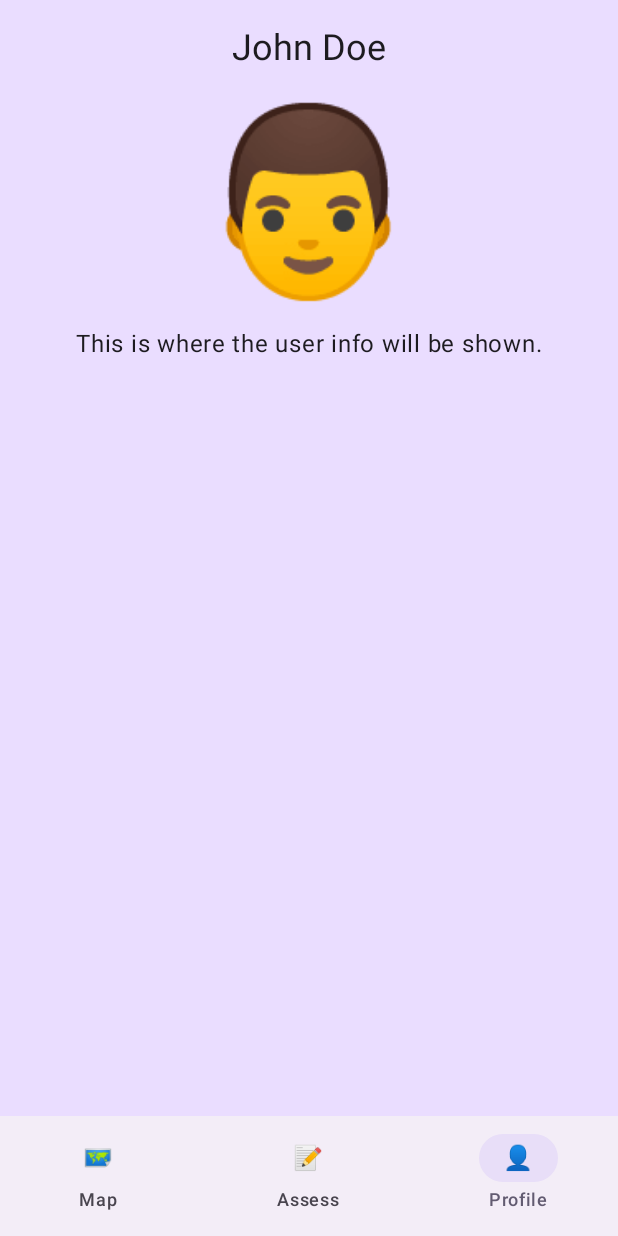
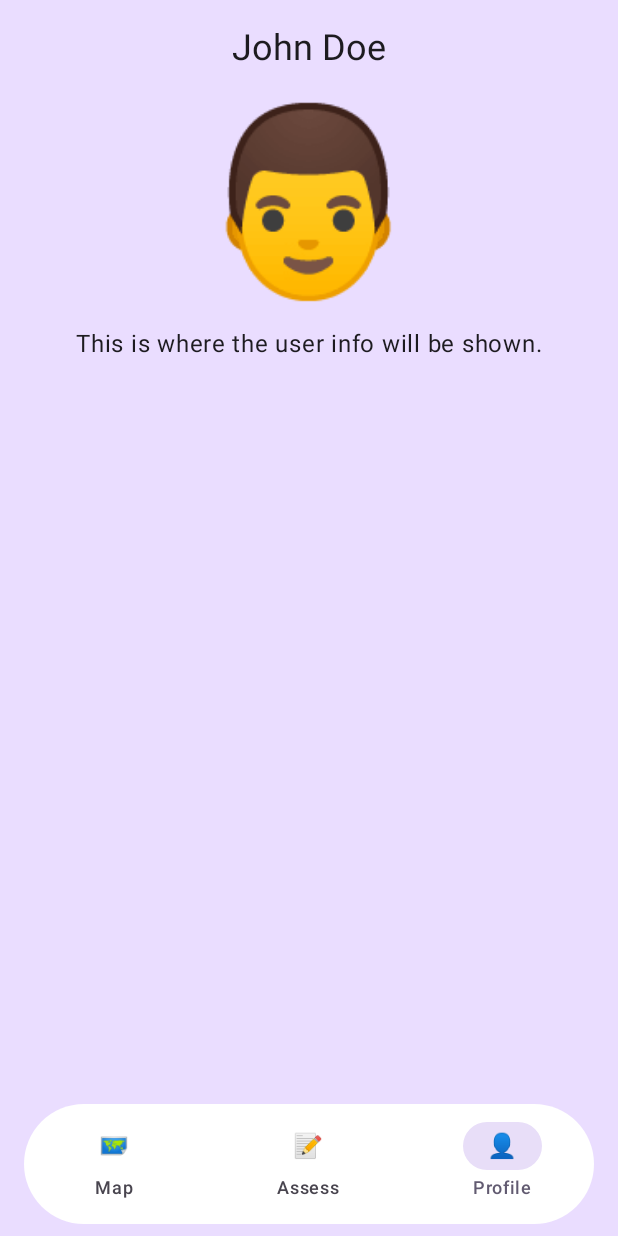
Before and after one commit to ThatSebastjan/GeoMetrics, an Android app built with Jetpack Compose: the screen it shows after launch (MainActivity), item 3 of the bottom bar chosen, on a phone screen of 412 x 824 dp. Run offline under Robolectric (Android 15) with nearby library versions, the phone set to English and light mode, and no system bars; libraries missing offline, so code that uses them is left out: com.mapbox.geojson, com.mapbox.maps; 6 statements that could not run were skipped.

Commit message:
Add gauge component and improved AssessScreen UI
Added reusable gauge component and improved overall assess screen.

```diff
--- a/GeoMtrics/composeApp/src/androidMain/kotlin/com/geometrics/app/App.kt
+++ b/GeoMtrics/composeApp/src/androidMain/kotlin/com/geometrics/app/App.kt
@@ -3,6 +3,7 @@ package com.geometrics.app
 import androidx.compose.foundation.background
 import androidx.compose.foundation.layout.fillMaxSize
 import androidx.compose.foundation.layout.padding
+import androidx.compose.foundation.shape.RoundedCornerShape
 import androidx.compose.material3.MaterialTheme
 import androidx.compose.material3.NavigationBar
 import androidx.compose.material3.NavigationBarItem
@@ -10,10 +11,12 @@ import androidx.compose.material3.Scaffold
 import androidx.compose.material3.Text
 import androidx.compose.runtime.*
 import androidx.compose.ui.Modifier
+import androidx.compose.ui.draw.clip
 import androidx.compose.ui.unit.dp
 import com.app.geometrics.AssessScreen
 import com.app.geometrics.MapScreen
 import com.app.geometrics.ProfileScreen
+import org.jetbrains.compose.ui.tooling.preview.Preview
 
 private sealed class Screen(val title: String, val icon: String) {
     object Map : Screen("Map", "🗺️")
@@ -22,14 +25,20 @@ private sealed class Screen(val title: String, val icon: String) {
 }
 
 @Composable
+@Preview(showBackground = true)
 fun App() {
-    var selectedScreen by remember { mutableStateOf<Screen>(Screen.Map) }
+    var selectedScreen by remember { mutableStateOf<Screen>(Screen.Assess) }
     val screens = listOf(Screen.Map, Screen.Assess, Screen.Profile)
 
     MaterialTheme {
         Scaffold(
             bottomBar = {
-                NavigationBar {
+                NavigationBar(
+                    modifier = Modifier
+                        .padding(horizontal = 16.dp, vertical = 8.dp)
+                        .clip(RoundedCornerShape(48.dp)),
+                    containerColor = MaterialTheme.colorScheme.onPrimary
+                ) {
                     screens.forEach { screen ->
                         NavigationBarItem(
                             icon = { Text(screen.icon) },
--- a/GeoMtrics/composeApp/src/androidMain/kotlin/com/geometrics/app/AssessScreen.kt
+++ b/GeoMtrics/composeApp/src/androidMain/kotlin/com/geometrics/app/AssessScreen.kt
@@ -1,27 +1,96 @@
 package com.app.geometrics
 
+import androidx.compose.foundation.background
 import androidx.compose.foundation.layout.*
+import androidx.compose.foundation.shape.RoundedCornerShape
 import androidx.compose.material3.*
 import androidx.compose.runtime.*
 import androidx.compose.ui.Alignment
 import androidx.compose.ui.Modifier
+import androidx.compose.ui.geometry.Size
+import androidx.compose.ui.graphics.Color
 import org.jetbrains.compose.ui.tooling.preview.Preview
 import androidx.compose.ui.unit.dp
+import com.geometrics.app.components.GaugeComponent
+import com.geometrics.app.components.MapBoxContainer
+import com.mapbox.maps.extension.style.expressions.dsl.generated.color
 
 @Composable
-@Preview
+@Preview(showBackground = true)
 fun AssessScreen(
     modifier: Modifier = Modifier,
 ) {
     Column(
         modifier = modifier
-            .fillMaxSize()
-            .padding(16.dp),
+            .padding(top = 24.dp)
+            .fillMaxSize(),
         horizontalAlignment = Alignment.CenterHorizontally,
         verticalArrangement = Arrangement.Top
     ) {
         Text("Assess", style = MaterialTheme.typography.headlineSmall)
-        Spacer(modifier = Modifier.height(12.dp))
-        Text ("Placeholder view for the assess view")
+        Spacer(modifier = Modifier.height(32.dp))
+            Row(
+                modifier = Modifier
+                    .fillMaxWidth(.95f)
+                    .padding(bottom = 16.dp)
+                    .background(
+                        color = MaterialTheme.colorScheme.background,
+                        shape = RoundedCornerShape(48.dp)
+                    )
+                    .padding(8.dp),
+                horizontalArrangement = Arrangement.SpaceEvenly,
+            ) {
+                Column(
+                    modifier = Modifier
+                        .padding(8.dp),
+                ) {
+                    GaugeComponent(
+                        100f, size = 100.dp, strokeWidth = 12.dp, startColor = Color(
+                            0xFF00FFF5
+                        ), endColor = Color(0xFF002AFF)
+                    )
+                    Text("Flood", modifier = Modifier.align(Alignment.CenterHorizontally))
+                }
+                Column(
+                    modifier = Modifier
+                        .padding(8.dp),
+                ) {
+                    GaugeComponent(
+                        100f, size = 100.dp, strokeWidth = 12.dp, startColor = Color(
+                            0xFFFFE500
+                        ), endColor = Color(0xFFFF5722)
+                    )
+                    Text("Landslide", modifier = Modifier.align(Alignment.CenterHorizontally))
+
+                }
+                Column(
+                    modifier = Modifier
+                        .padding(8.dp),
+                ) {
+                    GaugeComponent(
+                        100f, size = 100.dp, strokeWidth = 12.dp, startColor = Color(
+                            0xFFFF857D
+                        ), endColor = Color(0xFFF70303)
+                    )
+                    Text("Earthquake", modifier = Modifier.align(Alignment.CenterHorizontally))
+
+                }
+            }
+
+
+        Surface(
+            modifier = Modifier
+                .fillMaxHeight(.95f),
+            shape = RoundedCornerShape(48.dp),
+            tonalElevation = 2.dp,
+            color = MaterialTheme.colorScheme.primaryContainer.copy(alpha = 0.2f),
+        ) {
+            MapBoxContainer(
+                zoomLevel = 18.0,
+                modifier = Modifier
+                    .fillMaxWidth(.95f)
+                    .height(300.dp)
+            )
+        }
     }
 }
--- a/GeoMtrics/composeApp/src/androidMain/kotlin/com/geometrics/app/MapScreen.kt
+++ b/GeoMtrics/composeApp/src/androidMain/kotlin/com/geometrics/app/MapScreen.kt
@@ -12,7 +12,7 @@ import com.mapbox.maps.MapboxMap
 
 
 @Composable
-@Preview
+@Preview(showBackground = true)
 fun MapScreen(
     modifier: Modifier = Modifier,
 ) {
--- /dev/null
+++ b/GeoMtrics/composeApp/src/androidMain/kotlin/com/geometrics/app/components/GaugeComponent.kt
@@ -0,0 +1,129 @@
+package com.geometrics.app.components
+
+import androidx.compose.animation.core.animateFloatAsState
+import androidx.compose.foundation.Canvas
+import androidx.compose.foundation.layout.Box
+import androidx.compose.foundation.layout.size
+import androidx.compose.material3.MaterialTheme
+import androidx.compose.runtime.Composable
+import androidx.compose.ui.Alignment
+import androidx.compose.ui.Modifier
+import androidx.compose.ui.geometry.Offset
+import androidx.compose.ui.graphics.Brush
+import androidx.compose.ui.graphics.Color
+import androidx.compose.ui.graphics.StrokeCap
+import androidx.compose.ui.graphics.drawscope.Stroke
+import androidx.compose.ui.text.style.TextAlign
+import androidx.compose.ui.unit.Dp
+import androidx.compose.ui.unit.dp
+import androidx.compose.ui.unit.sp
+import androidx.compose.material3.Text
+import androidx.compose.ui.graphics.drawscope.rotate
+import org.jetbrains.compose.ui.tooling.preview.Preview
+import kotlin.math.cos
+import kotlin.math.roundToInt
+import kotlin.math.sin
+
+@Composable
+@Preview
+fun GaugeComponent(
+    value: Float = 100f,
+    modifier: Modifier = Modifier,
+    size: Dp = 200.dp,
+    strokeWidth: Dp = 20.dp,
+    startColor: Color = Color(0xFF00C853),
+    endColor: Color = Color(0xFF00B0FF),
+    backgroundColor: Color = Color(0xFFEEEEEE),
+    showTicks: Boolean = false,
+    tickCount: Int = 10
+) {
+    val clamped = value.coerceIn(0f, 100f)
+    val fraction = animateFloatAsState(targetValue = clamped / 100f).value
+
+    val startAngle = 135f
+    val totalSweep = 270f
+    val sweep = totalSweep * fraction
+
+    Box(
+        modifier = modifier.size(size),
+        contentAlignment = Alignment.Center
+    ) {
+        Canvas(modifier = Modifier.matchParentSize()) {
+            val strokePx = strokeWidth.toPx()
+            val radius = (kotlin.math.min(this.size.width, this.size.height) / 2f) - strokePx / 2f
+            val center = this.center
+
+            // background arc
+            drawArc(
+                color = backgroundColor,
+                startAngle = startAngle,
+                sweepAngle = totalSweep,
+                useCenter = false,
+                style = Stroke(width = strokePx, cap = StrokeCap.Round),
+                topLeft = Offset(center.x - radius, center.y - radius),
+                size = androidx.compose.ui.geometry.Size(radius * 2f, radius * 2f)
+            )
+
+            // create a sweep gradient that finishes its transition at the current sweep angle
+            val gradientEndFraction = (sweep / 360f).coerceIn(0f, 1f)
+            val brush = Brush.sweepGradient(
+                colorStops = arrayOf(
+                    0.0f to startColor,
+                    gradientEndFraction to endColor,
+                    1.0f to endColor
+                ),
+                center = center
+            )
+            rotate(startAngle, pivot = center) {
+            drawArc(
+                brush = brush,
+                    startAngle = 0f,
+                sweepAngle = sweep,
+                useCenter = false,
+                style = Stroke(width = strokePx, cap = StrokeCap.Round),
+                topLeft = Offset(center.x - radius, center.y - radius),
+                size = androidx.compose.ui.geometry.Size(radius * 2f, radius * 2f)
+            )
+            }
+            // dot at the start of the gradient to ensure a clean rounded start
+            val startAngleRad = Math.toRadians(startAngle.toDouble())
+            val dotX = center.x + radius * cos(startAngleRad).toFloat()
+            val dotY = center.y + radius * sin(startAngleRad).toFloat()
+
+
+            drawCircle(
+                color = startColor,
+                radius = strokePx / 2f,
+                center = Offset(dotX, dotY)
+            )
+
+            if (showTicks && tickCount > 0) {
+                val tickLength = strokePx * 0.45f
+                val tickWidth = strokePx * 0.08f
+                val step = totalSweep / (tickCount - 1).coerceAtLeast(1)
+                for (i in 0 until tickCount) {
+                    val angleDeg = startAngle + i * step
+                    val angleRad = Math.toRadians(angleDeg.toDouble())
+                    val outerX = center.x + radius * cos(angleRad).toFloat()
+                    val outerY = center.y + radius * sin(angleRad).toFloat()
+                    val innerX = center.x + (radius - tickLength) * cos(angleRad).toFloat()
+                    val innerY = center.y + (radius - tickLength) * sin(angleRad).toFloat()
+
+                    drawLine(
+                        color = backgroundColor.copy(alpha = 0.9f),
+                        start = Offset(innerX, innerY),
+                        end = Offset(outerX, outerY),
+                        strokeWidth = tickWidth
+                    )
+                }
+            }
+        }
+
+        Text(
+            text = "${clamped.roundToInt()}%",
+            color = MaterialTheme.colorScheme.onBackground,
+            fontSize = (size.value * 0.18).sp,
+            textAlign = TextAlign.Center
+        )
+    }
+}
--- a/GeoMtrics/composeApp/src/androidMain/kotlin/com/geometrics/app/components/MapBoxComponent.kt
+++ b/GeoMtrics/composeApp/src/androidMain/kotlin/com/geometrics/app/components/MapBoxComponent.kt
@@ -27,12 +27,10 @@ import com.mapbox.maps.MapView
 @Composable
 fun MapBoxContainer(
     modifier: Modifier = Modifier,
-    heightDp: Int = 300
+    heightDp: Int = 300,
+    zoomLevel: Double = 14.0
 ) {
-    if (LocalInspectionMode.current) {
-        Text("Map placeholder")
-        return
-    }
+    if (LocalInspectionMode.current) return
 
     val context = LocalContext.current
     val lifecycleOwner = LocalLifecycleOwner.current
@@ -61,11 +59,11 @@ fun MapBoxContainer(
                 mapView.getMapboxMap().setCamera(
                     CameraOptions.Builder()
                         .center(Point.fromLngLat(location.longitude, location.latitude))
-                    .zoom(14.0)
+                    .zoom(zoomLevel)
                     .build()
                 )
             }
-        } catch (_: Exception) { /* ignore or log */ }
+        } catch (_: Exception) {  }
     }
 
     DisposableEffect(lifecycleOwner, mapView) {
@@ -87,7 +85,7 @@ fun MapBoxContainer(
     }
 
     AndroidView(
-        factory = { mapView ?: TextView(context).apply { text = "Map unavailable" } },
+        factory = { mapView ?: android.view.View(context) },
         modifier = modifier
             .fillMaxWidth()
             .height(heightDp.dp)
```
